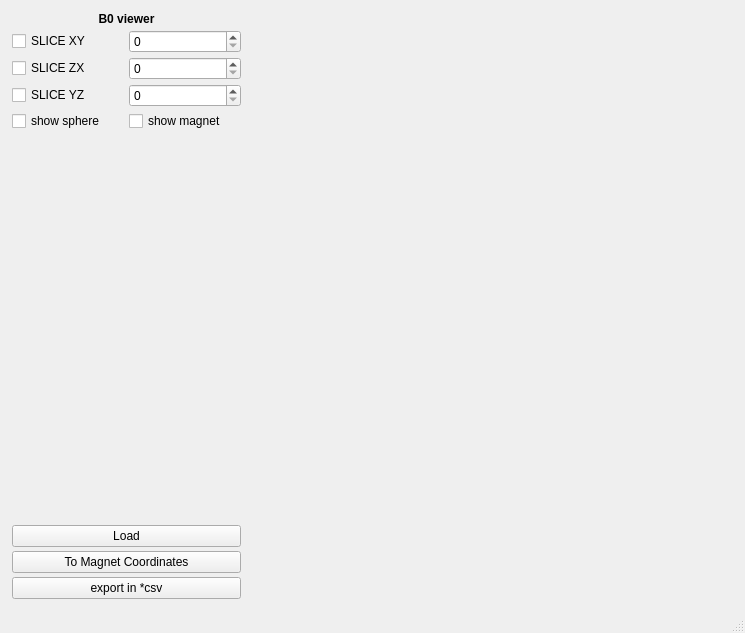
The window that Software/COSI2/gui/field_viewer.ui (opensourceimaging/cosi-measure) describes before a commit, drawn with Qt 5.
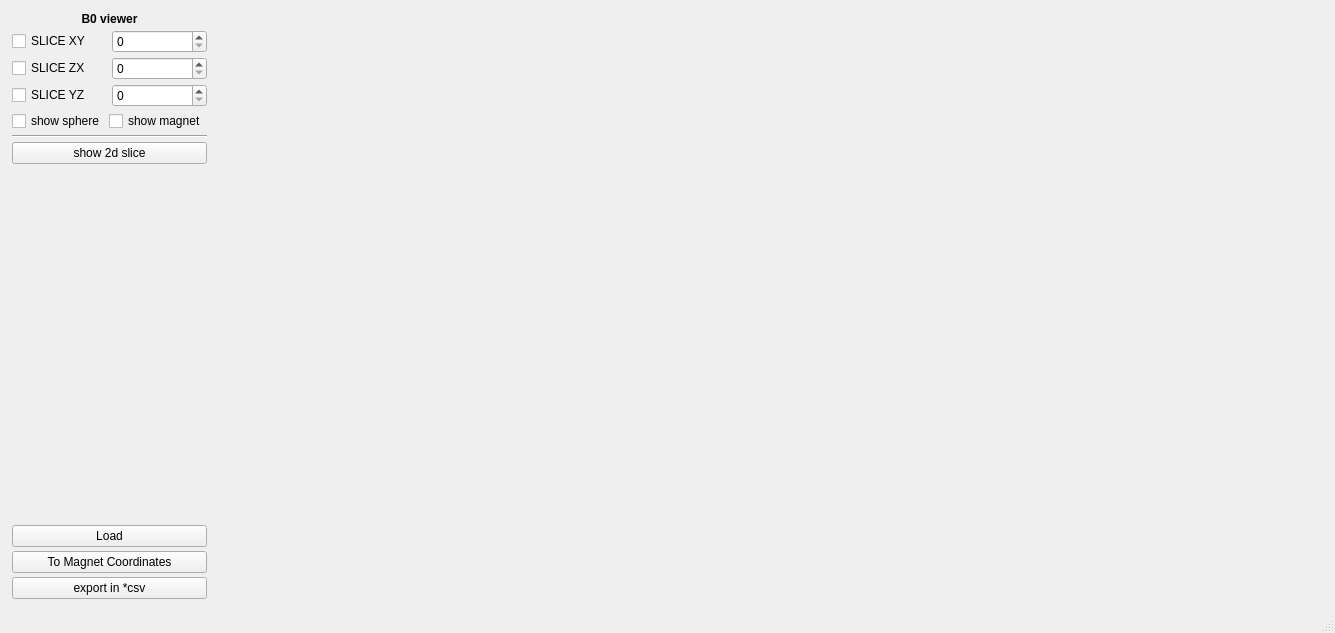
The same window after the commit.

Commit message: 2d field viewer added. mess with flipped coordinates in meshgrid

What changed in the file:
```diff
--- a/Software/COSI2/gui/field_viewer.ui
+++ b/Software/COSI2/gui/field_viewer.ui
@@ -6,7 +6,7 @@
    <rect>
     <x>0</x>
     <y>0</y>
-    <width>745</width>
+    <width>1335</width>
     <height>633</height>
    </rect>
   </property>
@@ -131,6 +131,20 @@
           </item>
          </layout>
         </item>
+        <item>
+         <widget class="Line" name="line">
+          <property name="orientation">
+           <enum>Qt::Horizontal</enum>
+          </property>
+         </widget>
+        </item>
+        <item>
+         <widget class="QPushButton" name="show_2d_slice_btn">
+          <property name="text">
+           <string>show 2d slice</string>
+          </property>
+         </widget>
+        </item>
         <item>
          <spacer name="verticalSpacer">
           <property name="orientation">
@@ -199,6 +213,13 @@
       </item>
      </layout>
     </item>
+    <item row="0" column="1">
+     <layout class="QVBoxLayout" name="verticalLayout_2d_plotter">
+      <item>
+       <widget class="QWidget" name="plotter_widget_2d" native="true"/>
+      </item>
+     </layout>
+    </item>
    </layout>
   </widget>
   <widget class="QMenuBar" name="menubar">
```
Left out of the diff: 4 changed lines with no effect on the pictures. The commit also changes 7 other files.
